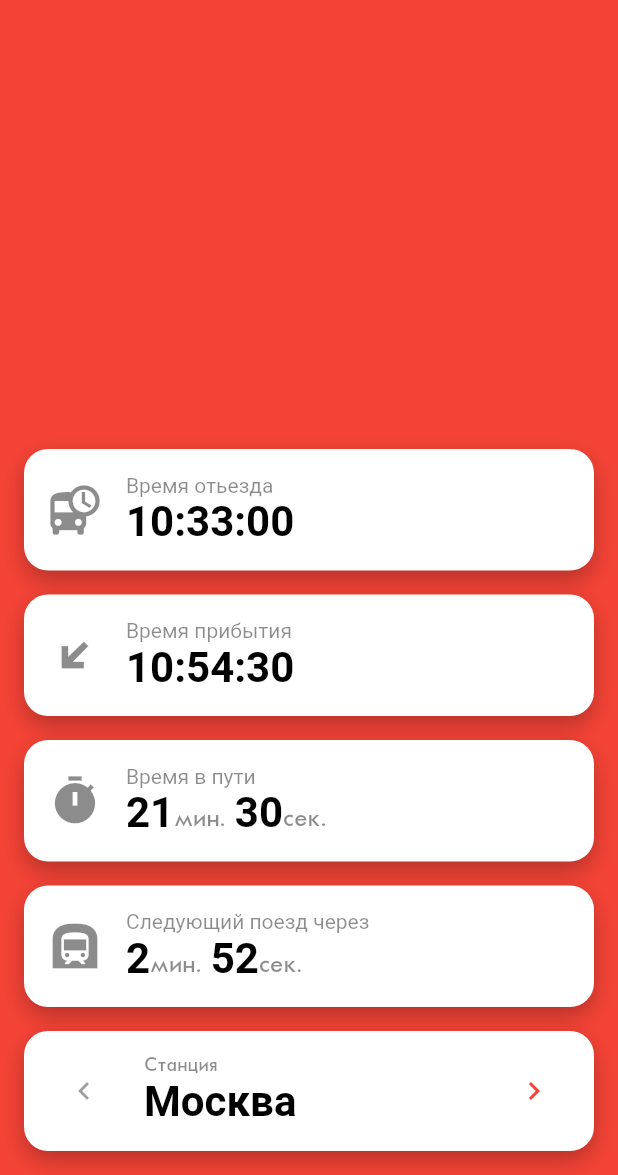
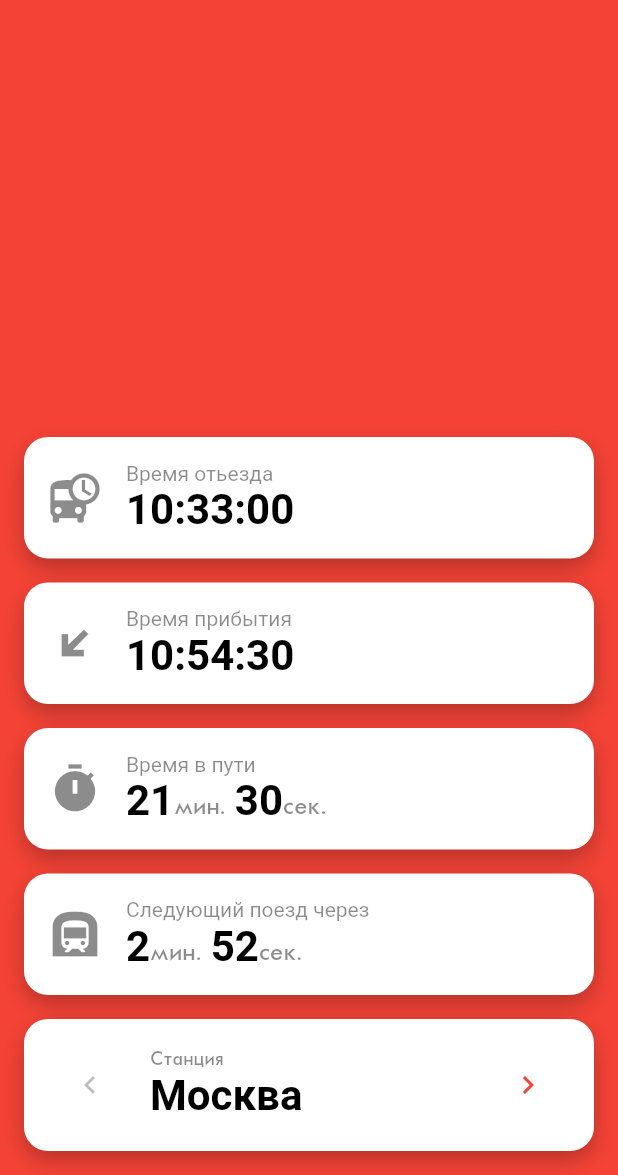
Before and after one commit to kekland/almetro-app, a Flutter app: the screen it shows after launch, on a phone screen of 412 x 824 dp, the part 61-1236 px from its top. Run offline on Flutter 3.47's test engine with Material 2 defaults, Android fonts, the phone set to English and light mode, and no system bars; our stand-ins replace font_awesome_flutter; missing offline and left inert: swipedetector.

```diff
--- a/lib/main.dart
+++ b/lib/main.dart
@@ -2,6 +2,7 @@ import 'dart:io';
 
 import 'package:almaty_metro/pages/main_page.dart';
 import 'package:flutter/foundation.dart';
+import 'package:flutter/gestures.dart';
 import 'package:flutter/material.dart';
 import 'package:flutter/services.dart';
 
--- a/lib/widgets/content_page/bottom_panel_new.dart
+++ b/lib/widgets/content_page/bottom_panel_new.dart
@@ -3,28 +3,65 @@ import 'package:almaty_metro/design/almetro_design.dart';
 import 'package:flutter/material.dart';
 
 class BottomPanelNew extends StatefulWidget {
-
   @override
   _BottomPanelNewState createState() => _BottomPanelNewState();
 }
 
 class _BottomPanelNewState extends State<BottomPanelNew> {
   int _stationIndex = 0;
+  bool isPressActive = true;
+
+  void _onLeftPress() {
+    setState(() {
+      isPressActive = true;
+    });
+    if (_stationIndex == 0) return;
+    setState(() {
+      _stationIndex--;
+      isPressActive = true;
+    });
+  }
+
+  void _onPress() {
+    print("onpress");
+  }
+
+  void _onRightPress() {
+    setState(() {
+      isPressActive = true;
+    });
+    if (_stationIndex == MetroData.stations.length - 1) return;
+    setState(() {
+      _stationIndex++;
+    });
+  }
+
   @override
   Widget build(BuildContext context) {
     return CardWidget(
       fluid: true,
+      padding: EdgeInsets.zero,
+      child: InkWell(
+        onTap: (isPressActive) ? _onPress : null,
+        borderRadius: BorderRadius.circular(16.0),
+        child: Padding(
           padding: const EdgeInsets.all(16.0),
           child: Row(
             children: <Widget>[
-          IconButton(
-            icon: Icon(Icons.chevron_left),
-            color: Colors.red,
-            onPressed: (_stationIndex != 0)
-                ? () => setState(() => _stationIndex--)
-                : null,
+              InkWell(
+                child: Padding(
+                  padding: const EdgeInsets.all(16.0),
+                  child: Icon(
+                    Icons.chevron_left,
+                    color: (_stationIndex != 0) ? Colors.red : Colors.black26,
                   ),
-          SizedBox(width: 16.0),
+                ),
+                borderRadius: BorderRadius.circular(64.0),
+                onHighlightChanged: (_) =>
+                    setState(() => isPressActive = false),
+                onTap: _onLeftPress,
+              ),
+              SizedBox(width: 12.0),
               Expanded(
                 child: Column(
                   crossAxisAlignment: CrossAxisAlignment.start,
@@ -40,15 +77,26 @@ class _BottomPanelNewState extends State<BottomPanelNew> {
                   ],
                 ),
               ),
-          SizedBox(width: 16.0),
-          IconButton(
-            icon: Icon(Icons.chevron_right),
-            color: Colors.red,
-            onPressed: (_stationIndex != MetroData.stations.length - 1)
-                ? () => setState(() => _stationIndex++)
-                : null,
+              SizedBox(width: 12.0),
+              InkWell(
+                child: Padding(
+                  padding: const EdgeInsets.all(16.0),
+                  child: Icon(
+                    Icons.chevron_right,
+                    color: (_stationIndex != MetroData.stations.length - 1)
+                        ? Colors.red
+                        : Colors.black26,
+                  ),
+                ),
+                borderRadius: BorderRadius.circular(64.0),
+                radius: 100.0,
+                onHighlightChanged: (_) =>
+                    setState(() => isPressActive = false),
+                onTap: _onRightPress,
               ),
             ],
+          ),
+        ),
       ),
     );
   }
```
Lines whose indentation alone changed are shown as unchanged.
